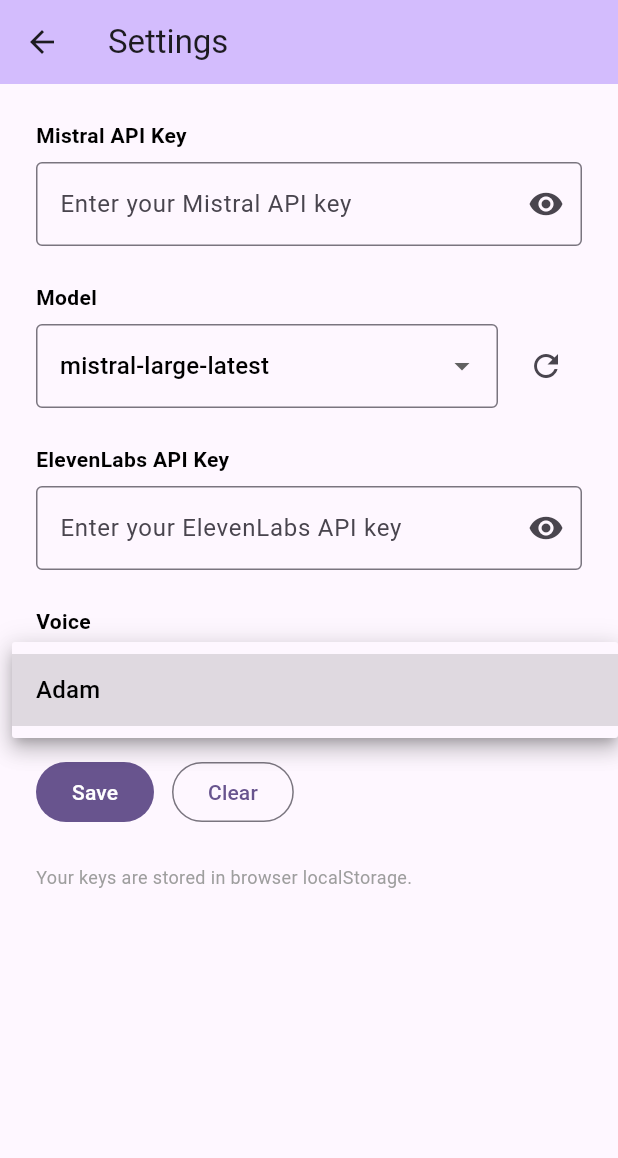
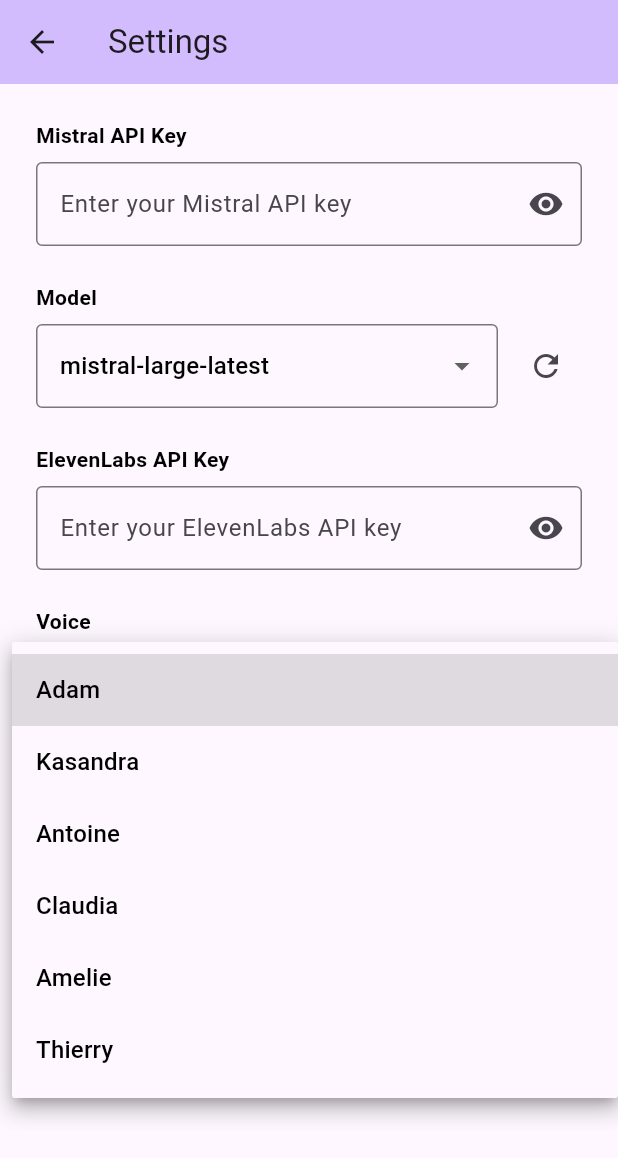
Before and after one commit to mrhockeymonkey/enfr, a Flutter app: the SettingsPage screen opened by its route, after a tap on "Adam", on a phone screen of 412 x 824 dp. Shown: the top 1158 px of the screen. Run offline on Flutter 3.47's test engine with Material 3 defaults, Android fonts, the phone set to English and light mode, and no system bars; our stand-ins replace flutter_secure_storage, web; missing offline and left inert: dart:js_interop, gpt_markdown, mistralai_client_dart; accounts and stored records are empty; statements that could not run were skipped.

Commit message:
add more voices (#31)
Co-authored-by: scott <scott.matthews343@gmail.com>

```diff
--- /dev/null
+++ b/dev_keys.example.json
@@ -0,0 +1,4 @@
+{
+  "MISTRAL_API_KEY": "your-key-here",
+  "ELEVENLABS_API_KEY": "your-key-here"
+}
--- a/lib/constants/voices.dart
+++ b/lib/constants/voices.dart
@@ -9,4 +9,9 @@
 /// The voices the Listen mode can use. The first is the default.
 const List<Voice> kVoices = [
   Voice('93nuHbke4dTER9x2pDwE', 'Adam'),
+  Voice('GMiYOSKrjrtKjU1G8xyM', 'Kasandra'),
+  Voice('KbgdAMqTSb5aaLUaXEm2', 'Antoine'),
+  Voice('WW0JfNPk5DgcQdM0d6X6', 'Claudia'),
+  Voice('UJCi4DDncuo0VJDSIegj', 'Amelie'),
+  Voice('mVjOqyqTPfwlXPjV5sjX', 'Thierry'),
 ];
--- a/lib/services/api_key_service.dart
+++ b/lib/services/api_key_service.dart
@@ -2,11 +2,20 @@
 
 class ApiKeyService {
   static const _key = 'mistral_api_key';
+
+  // Dev-only fallback, compiled in via `--dart-define-from-file=dev_keys.json`.
+  // Empty in CI/production builds, which never pass the flag.
+  static const _devKey = String.fromEnvironment('MISTRAL_API_KEY');
   static const _storage = FlutterSecureStorage(
     webOptions: WebOptions(dbName: 'enfr', publicKey: _key),
   );
 
-  static Future<String?> loadKey() => _storage.read(key: _key);
+  static Future<String?> loadKey() async {
+    final stored = await _storage.read(key: _key);
+    if (stored != null && stored.isNotEmpty) return stored;
+    return _devKey.isEmpty ? null : _devKey;
+  }
+
   static Future<void> saveKey(String key) => _storage.write(key: _key, value: key);
   static Future<void> clearKey() => _storage.delete(key: _key);
 }
```
Also changed, not shown: 2 other files.
